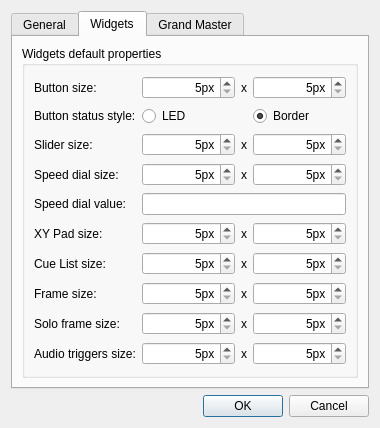
mcallegari/qlcplus, file ui/src/vcproperties.ui: the form before one commit.
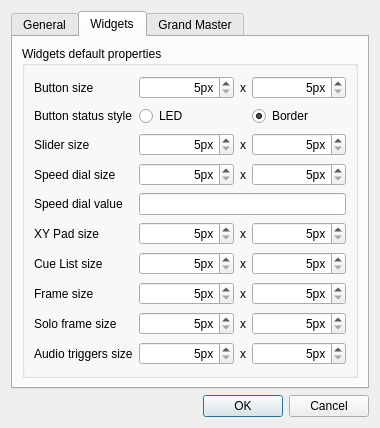
The form after the commit. The open tabs and pages were chosen to show the change.

Diff of the .ui file:
```diff
--- a/ui/src/vcproperties.ui
+++ b/ui/src/vcproperties.ui
@@ -185,7 +185,7 @@
           <item row="4" column="0">
            <widget class="QLabel" name="label_18">
             <property name="text">
-             <string>Speed dial value:</string>
+             <string>Speed dial value</string>
             </property>
            </widget>
           </item>
@@ -222,7 +222,7 @@
           <item row="5" column="0">
            <widget class="QLabel" name="label_10">
             <property name="text">
-             <string>XY Pad size:</string>
+             <string>XY Pad size</string>
             </property>
            </widget>
           </item>
@@ -274,7 +274,7 @@
           <item row="2" column="0">
            <widget class="QLabel" name="label_6">
             <property name="text">
-             <string>Slider size:</string>
+             <string>Slider size</string>
             </property>
            </widget>
           </item>
@@ -420,14 +420,14 @@
           <item row="7" column="0">
            <widget class="QLabel" name="label_14">
             <property name="text">
-             <string>Frame size:</string>
+             <string>Frame size</string>
             </property>
            </widget>
           </item>
           <item row="3" column="0">
            <widget class="QLabel" name="label_8">
             <property name="text">
-             <string>Speed dial size:</string>
+             <string>Speed dial size</string>
             </property>
            </widget>
           </item>
@@ -482,28 +482,28 @@
           <item row="8" column="0">
            <widget class="QLabel" name="label_16">
             <property name="text">
-             <string>Solo frame size:</string>
+             <string>Solo frame size</string>
             </property>
            </widget>
           </item>
           <item row="6" column="0">
            <widget class="QLabel" name="label_12">
             <property name="text">
-             <string>Cue List size:</string>
+             <string>Cue List size</string>
             </property>
            </widget>
           </item>
           <item row="0" column="0">
            <widget class="QLabel" name="label_2">
             <property name="text">
-             <string>Button size:</string>
+             <string>Button size</string>
             </property>
            </widget>
           </item>
           <item row="1" column="0">
            <widget class="QLabel" name="label_19">
             <property name="text">
-             <string>Button status style:</string>
+             <string>Button status style</string>
             </property>
            </widget>
           </item>
@@ -530,7 +530,7 @@
           <item row="9" column="0">
            <widget class="QLabel" name="label_20">
             <property name="text">
-             <string>Audio triggers size:</string>
+             <string>Audio triggers size</string>
             </property>
            </widget>
           </item>
```
Left out of the diff: 18 changed lines with no effect on the pictures.
